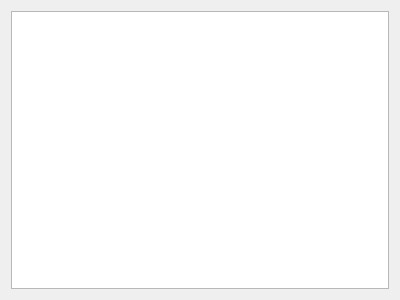
Inigobarbe/VFSMOD-GUI, file ui/osm_results.ui: the form before one commit.
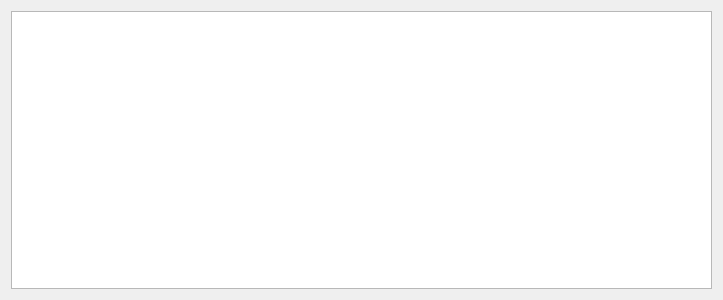
The form after the commit.

Patch:
```diff
--- a/ui/osm_results.ui
+++ b/ui/osm_results.ui
@@ -6,7 +6,7 @@
    <rect>
     <x>0</x>
     <y>0</y>
-    <width>400</width>
+    <width>723</width>
     <height>300</height>
    </rect>
   </property>
```
